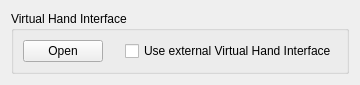
This is myogestic/gui/widgets/visual_interfaces/virtual_hand_interface/ui/setup.ui in NsquaredLab/MyoGestic as Qt 5 draws it before an edit. The edited form follows.
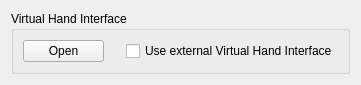
This is the edited form.

Patch:
```diff
--- a/myogestic/gui/widgets/visual_interfaces/virtual_hand_interface/ui/setup.ui
+++ b/myogestic/gui/widgets/visual_interfaces/virtual_hand_interface/ui/setup.ui
@@ -6,7 +6,7 @@
    <rect>
     <x>0</x>
     <y>0</y>
-    <width>342</width>
+    <width>361</width>
     <height>78</height>
    </rect>
   </property>
```
